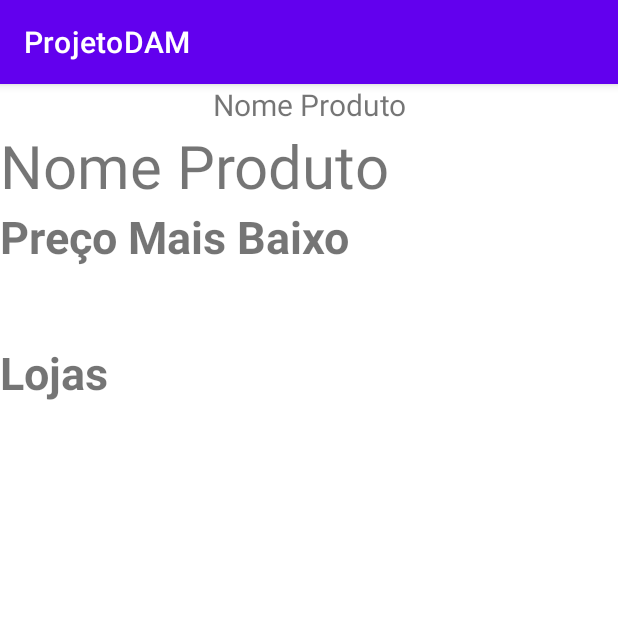
After one commit to Angela-Reis/DAM_20946_23033, an Android app: the ProductActivity screen opened directly, with no data from a screen before it, on a phone screen of 412 x 824 dp, the top half of it. The commit adds this screen. Run offline under Robolectric (Android 15) with nearby library versions, the phone set to English and light mode, and no system bars.

Commit message:
First Prototype of Product Page

```diff
--- a/ProjetoDAM/app/src/main/java/pt/ipt/dam2022/projetodam/retrofit/RetrofitInitializer.kt
+++ b/ProjetoDAM/app/src/main/java/pt/ipt/dam2022/projetodam/retrofit/RetrofitInitializer.kt
@@ -20,5 +20,5 @@ class RetrofitInitializer {
         .addConverterFactory(GsonConverterFactory.create(gson))
         .build()
 
-    fun productService() = retrofit.create(ProductService::class.java)
+    fun productService(): ProductService = retrofit.create(ProductService::class.java)
 }
--- a/ProjetoDAM/app/src/main/java/pt/ipt/dam2022/projetodam/ui/activity/MainActivity.kt
+++ b/ProjetoDAM/app/src/main/java/pt/ipt/dam2022/projetodam/ui/activity/MainActivity.kt
@@ -26,7 +26,6 @@ class MainActivity : AppCompatActivity() {
         //Request that have not been granted at this point
         requestPermissionsIfNecessary(
             arrayOf(
-
                 Manifest.permission.INTERNET,
                 Manifest.permission.ACCESS_NETWORK_STATE
             )
@@ -34,9 +33,8 @@ class MainActivity : AppCompatActivity() {
 
 
         listProducts()
+
     }
-
-
 
     /*
      * function to collect user permission
--- /dev/null
+++ b/ProjetoDAM/app/src/main/java/pt/ipt/dam2022/projetodam/ui/activity/ProductActivity.kt
@@ -0,0 +1,24 @@
+package pt.ipt.dam2022.projetodam.ui.activity
+
+import androidx.appcompat.app.AppCompatActivity
+import android.os.Bundle
+import android.widget.TextView
+import pt.ipt.dam2022.projetodam.R
+import pt.ipt.dam2022.projetodam.model.Product
+
+class ProductActivity : AppCompatActivity() {
+    override fun onCreate(savedInstanceState: Bundle?) {
+        super.onCreate(savedInstanceState)
+        setContentView(R.layout.activity_product)
+        val product = intent.getSerializableExtra("Product") as Product?
+        val category: TextView = findViewById(R.id.product_category)
+        val name: TextView = findViewById(R.id.product_name)
+        val price: TextView = findViewById(R.id.product_price)
+
+        if (product != null) {
+            category.text = product.category
+            name.text = product.name
+            price.text = product.price.toString()
+        };
+    }
+}
--- /dev/null
+++ b/ProjetoDAM/app/src/main/res/layout/activity_product.xml
@@ -0,0 +1,45 @@
+<?xml version="1.0" encoding="utf-8"?>
+<LinearLayout xmlns:android="http://schemas.android.com/apk/res/android"
+    xmlns:app="http://schemas.android.com/apk/res-auto"
+    xmlns:tools="http://schemas.android.com/tools"
+    android:layout_width="match_parent"
+    android:layout_height="match_parent"
+    tools:context=".ui.activity.ProductActivity"
+    android:orientation="vertical">
+
+    <TextView
+        android:id="@+id/product_category"
+        android:layout_width="match_parent"
+        android:layout_height="wrap_content"
+        android:text="Nome Produto"
+        android:textSize="20sp"
+        android:textAlignment="center"/>
+    <TextView
+        android:id="@+id/product_name"
+        android:layout_width="match_parent"
+        android:layout_height="wrap_content"
+        android:text="Nome Produto"
+        android:textSize="40sp"/>
+    <TextView
+        android:id="@+id/product_price"
+        android:layout_width="match_parent"
+        android:layout_height="wrap_content"
+        android:text="Preço Mais Baixo"
+        android:textSize="30sp"
+        android:textStyle="bold"/>
+
+    <TextView
+        android:layout_width="match_parent"
+        android:layout_height="wrap_content"
+        android:text="Lojas"
+        android:textSize="30sp"
+        android:textStyle="bold"
+        android:layout_marginTop="50dp"/>
+
+    <androidx.recyclerview.widget.RecyclerView
+        android:id="@+id/productList_recyclerview"
+        android:layout_width="match_parent"
+        android:layout_height="wrap_content" />
+
+
+</LinearLayout>
```
Also changed, not shown: ProjetoDAM/app/src/main/AndroidManifest.xml (+8 -3 lines), ProjetoDAM/app/src/main/java/pt/ipt/dam2022/projetodam/model/Product.kt (+7 -4 lines), ProjetoDAM/app/src/main/java/pt/ipt/dam2022/projetodam/retrofit/service/ProductService.kt (+7 -1 lines), ProjetoDAM/app/src/main/java/pt/ipt/dam2022/projetodam/ui/adapter/ProductsListAdapter.kt (+13 -0 lines), ProjetoDAM/app/src/main/res/layout/product_item.xml (+4 -3 lines).
